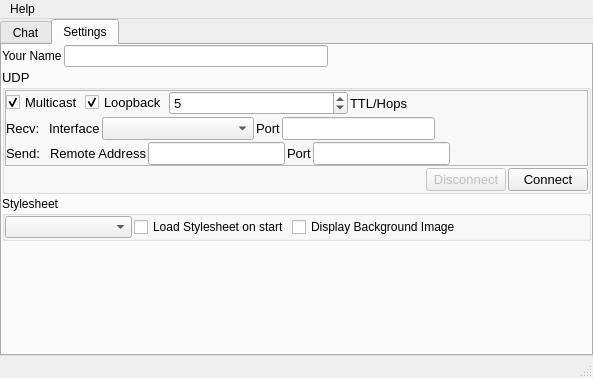
Above: src/mainwindow.ui from cyberlord8/ChesterTheChat before the change. Below: the same form after it.
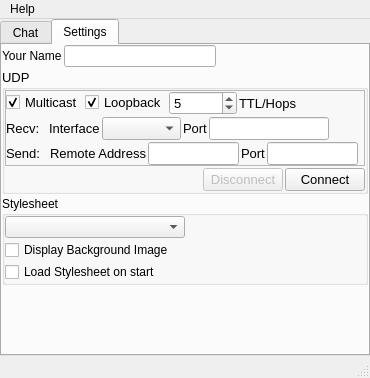
That is the form after the change. The open tabs and pages were chosen to show the change.

Commit message: Rearragnged Settings Tab widgets so application could be made smaller

```diff
--- a/src/mainwindow.ui
+++ b/src/mainwindow.ui
@@ -6,7 +6,7 @@
    <rect>
     <x>0</x>
     <y>0</y>
-    <width>593</width>
+    <width>370</width>
     <height>378</height>
    </rect>
   </property>
@@ -489,7 +489,7 @@
           <property name="title">
            <string>Stylesheet</string>
           </property>
-          <layout class="QHBoxLayout" name="horizontalLayout_14">
+          <layout class="QVBoxLayout" name="verticalLayout_7">
            <property name="spacing">
             <number>2</number>
            </property>
@@ -505,6 +505,8 @@
            <property name="bottomMargin">
             <number>0</number>
            </property>
+           <item>
+            <layout class="QHBoxLayout" name="horizontalLayout_5">
            <item>
             <widget class="QComboBox" name="comboBoxSelectStyleSheet">
              <property name="sizePolicy">
@@ -525,14 +527,19 @@
             </widget>
            </item>
            <item>
-            <widget class="QCheckBox" name="checkBoxLoadStyleSheet">
-             <property name="toolTip">
-              <string>Load stylesheet on application start</string>
-             </property>
-             <property name="text">
-              <string>Load Stylesheet on start</string>
-             </property>
-            </widget>
+              <spacer name="horizontalSpacer_4">
+               <property name="orientation">
+                <enum>Qt::Orientation::Horizontal</enum>
+               </property>
+               <property name="sizeHint" stdset="0">
+                <size>
+                 <width>20</width>
+                 <height>20</height>
+                </size>
+               </property>
+              </spacer>
+             </item>
+            </layout>
            </item>
            <item>
             <widget class="QCheckBox" name="checkBoxDisplayBackgroundImage">
@@ -545,17 +552,14 @@
             </widget>
            </item>
            <item>
-            <spacer name="horizontalSpacer_4">
-             <property name="orientation">
-              <enum>Qt::Orientation::Horizontal</enum>
+            <widget class="QCheckBox" name="checkBoxLoadStyleSheet">
+             <property name="toolTip">
+              <string>Load stylesheet on application start</string>
              </property>
-             <property name="sizeHint" stdset="0">
-              <size>
-               <width>20</width>
-               <height>20</height>
-              </size>
+             <property name="text">
+              <string>Load Stylesheet on start</string>
              </property>
-            </spacer>
+            </widget>
            </item>
           </layout>
          </widget>
@@ -584,7 +588,7 @@
     <rect>
      <x>0</x>
      <y>0</y>
-     <width>593</width>
+     <width>370</width>
      <height>21</height>
     </rect>
    </property>
```
Lines whose indentation alone changed are shown as unchanged. The commit also changes 1 other file.
